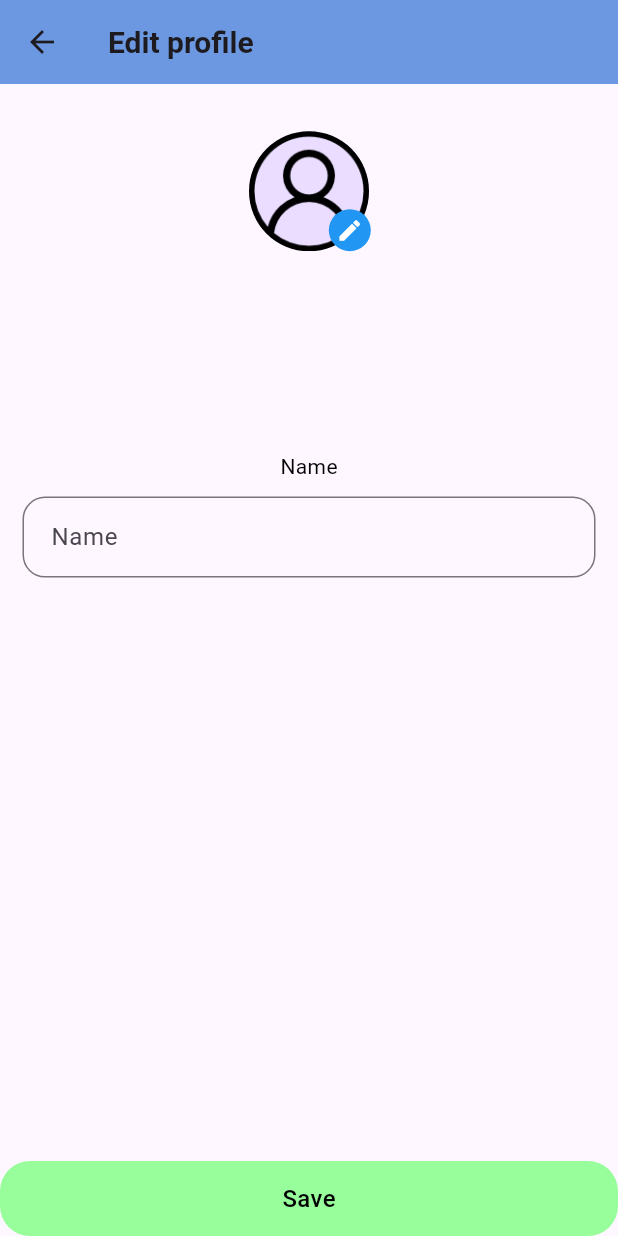
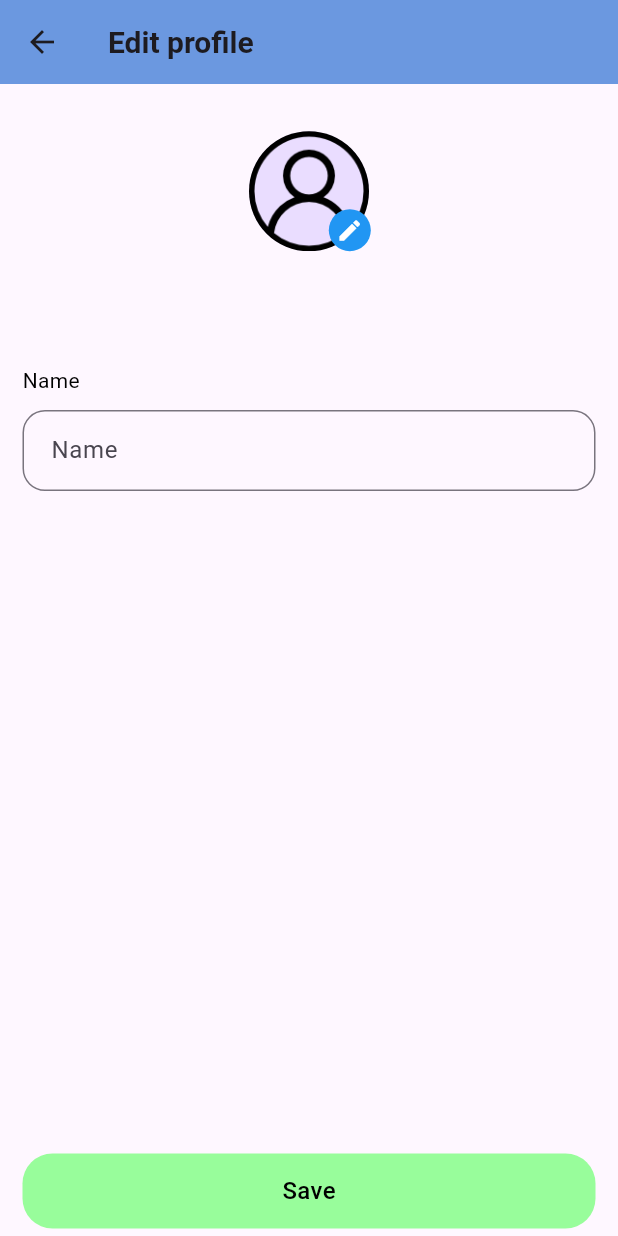
Before and after one commit to Duykhanh29/pic_share, a Flutter app: the ProfilePage screen opened by its route, after a tap on the "edit" icon, on a phone screen of 412 x 824 dp. Run offline on Flutter 3.47's test engine with Material 3 defaults, Android fonts, the phone set to English and light mode, and no system bars; our stand-ins replace badges, cached_network_image, camera, carousel_slider, copy_with_extension, device_info_plus and 22 more; missing offline and left inert: comment_tree, gallery_saver_plus, pusher_channels_flutter; accounts and stored records are empty; generated files the repository leaves out were written again; network calls fail.

Commit message:
add: improve responsive UI

```diff
--- a/lib/views/pages/edit_profile/edit_profile_page.dart
+++ b/lib/views/pages/edit_profile/edit_profile_page.dart
@@ -106,6 +106,7 @@ class EditProfilePage extends GetView<EditProfileController> {
 
   Widget _buildNameTextField(AppLocalizations t) {
     return Column(
+      crossAxisAlignment: CrossAxisAlignment.start,
       children: [
         Padding(
           padding: const EdgeInsets.symmetric(vertical: 10),
@@ -131,6 +132,7 @@ class EditProfilePage extends GetView<EditProfileController> {
     return GestureDetector(
       onTap: controller.updateUserInfo,
       child: Container(
+        margin: const EdgeInsets.symmetric(horizontal: 15, vertical: 5),
         height: 50,
         decoration: BoxDecoration(
           borderRadius: BorderRadius.circular(20),
@@ -144,7 +146,7 @@ class EditProfilePage extends GetView<EditProfileController> {
 
   Widget _buildSpacing(BuildContext context, {double? height}) {
     return SizedBox(
-      height: height ?? MediaQuery.of(context).size.height * 0.15,
+      height: height ?? MediaQuery.of(context).size.height * 0.08,
     );
   }
 }
--- a/lib/views/pages/profile/profile_page.dart
+++ b/lib/views/pages/profile/profile_page.dart
@@ -58,7 +58,7 @@ class ProfilePage extends GetView<ProfileController> {
         ),
       ],
       bottom: PreferredSize(
-        preferredSize: const Size.fromHeight(200),
+        preferredSize: const Size.fromHeight(250),
         child: Padding(
           padding: const EdgeInsets.only(bottom: 20),
           child: Column(
--- a/lib/views/pages/search/search_page.dart
+++ b/lib/views/pages/search/search_page.dart
@@ -52,8 +52,8 @@ class SearchPage extends GetView<SearchUserController> {
               bottomRight: Radius.circular(25))),
       pinned: true,
       expandedHeight: controller.isSearchWithCode.value
-          ? MediaQuery.of(Get.context!).size.height * 0.2
-          : MediaQuery.of(Get.context!).size.height * 0.1,
+          ? MediaQuery.of(Get.context!).size.height * 0.25
+          : MediaQuery.of(Get.context!).size.height * 0.15,
       backgroundColor: AppColors.secondaryColor,
       title: Text(
         controller.isSearchWithCode.value ? t.searchWithCode : t.search,
--- a/lib/views/pages/settings/widgets/user_settings_section.dart
+++ b/lib/views/pages/settings/widgets/user_settings_section.dart
@@ -49,7 +49,7 @@ class UserSettingsSection extends GetView<SettingsController> {
             backgroundColor: AppColors.blue,
             icon: Icons.history,
             iconColor: AppColors.white,
-            onTap: controller.onNavToUserCode,
+            onTap: controller.onNavToHistory,
             title: t.history,
           ),
           // Divider(
```
